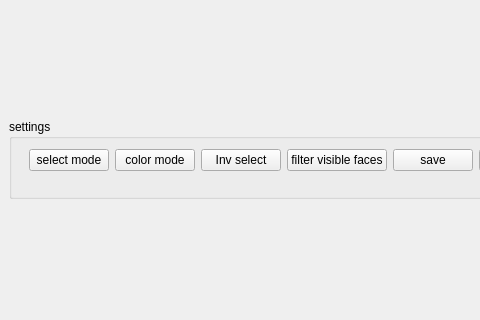
Above: visualisation/meshViewerEdit.ui from DGtal-team/DGtalTools-contrib before the change; both pictures show x 0 to 480 and y 113 to 433 of the 990 by 567 pixel window. Below: the same form after it.
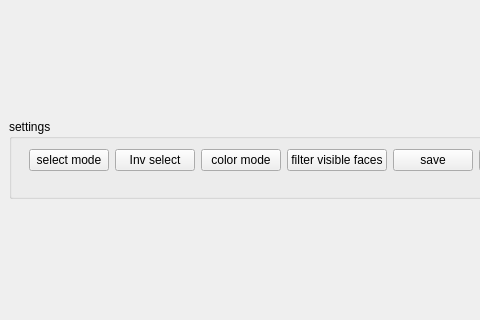
That is the form after the change.

```diff
--- a/visualisation/meshViewerEdit.ui
+++ b/visualisation/meshViewerEdit.ui
@@ -85,6 +85,13 @@
           </property>
          </widget>
         </item>
+        <item>
+         <widget class="QPushButton" name="invButton">
+          <property name="text">
+           <string>Inv select</string>
+          </property>
+         </widget>
+        </item>
         <item>
          <widget class="QPushButton" name="colorButton">
           <property name="maximumSize">
@@ -98,13 +105,6 @@
           </property>
          </widget>
         </item>
-        <item>
-         <widget class="QPushButton" name="invButton">
-          <property name="text">
-           <string>Inv select</string>
-          </property>
-         </widget>
-        </item>
         <item>
          <widget class="QPushButton" name="filterButton">
           <property name="text">
```
